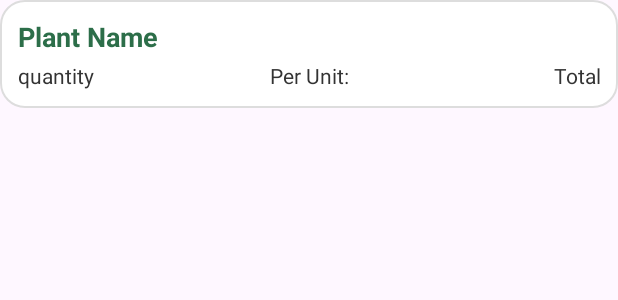
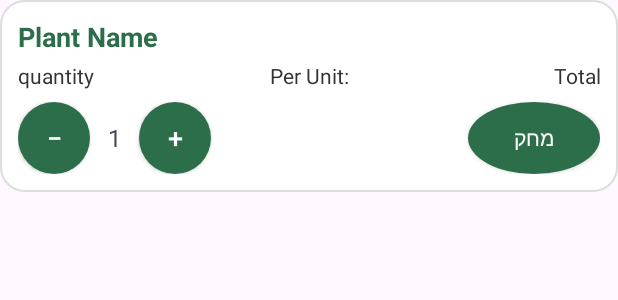
Before and after one commit to liadnave25/BUDapp, an Android app: the layout item_order.xml on its own in the app's theme, with its tools: preview values and no code run, on a phone screen of 412 x 824 dp. Shown: the top 300 px of the screen. Run offline under Robolectric (Android 15) with nearby library versions, the phone set to English and light mode, and no system bars.

Commit message:
"Final Verse"

```diff
--- a/app/src/main/java/com/example/bud/ValidationActivity.kt
+++ b/app/src/main/java/com/example/bud/ValidationActivity.kt
@@ -145,7 +145,7 @@ class ValidationActivity : AppCompatActivity() {
         val role = prefs.getString("role", "")
         val email = prefs.getString("email", "")
 
-        if (role == "nurseries") {
+        if (role == "managers") {
             val nurseryId = getSharedPreferences("BUD_PREFS", MODE_PRIVATE)
                 .getString("NURSERY_ID", null)
 
--- a/app/src/main/res/layout/activity_customer_orders.xml
+++ b/app/src/main/res/layout/activity_customer_orders.xml
@@ -3,6 +3,7 @@
     android:layout_width="match_parent"
     android:layout_height="match_parent"
     android:background="#F5FCD9"
+    android:fillViewport="true"
     android:padding="24dp">
 
     <LinearLayout
--- a/app/src/main/res/layout/item_order.xml
+++ b/app/src/main/res/layout/item_order.xml
@@ -15,6 +15,7 @@
         android:textColor="#2C6E49"
         android:textStyle="bold" />
 
+    <!-- שורת סיכום: תוויות כמות/מחיר ליחידה/סה״כ -->
     <LinearLayout
         android:layout_width="match_parent"
         android:layout_height="wrap_content"
@@ -48,4 +49,74 @@
             android:textColor="#333333" />
     </LinearLayout>
 
+    <!-- שורת פעולות: שינוי כמות ומחיקה -->
+    <LinearLayout
+        android:id="@+id/actionsRow"
+        android:layout_width="match_parent"
+        android:layout_height="wrap_content"
+        android:orientation="horizontal"
+        android:layout_marginTop="8dp"
+        android:gravity="center_vertical">
+
+        <!-- שינוי כמות -->
+        <LinearLayout
+            android:layout_width="0dp"
+            android:layout_height="wrap_content"
+            android:layout_weight="1"
+            android:orientation="horizontal"
+            android:gravity="start|center_vertical">
+
+            <androidx.appcompat.widget.AppCompatButton
+                android:id="@+id/btnDecrease"
+                android:layout_width="48dp"
+                android:layout_height="48dp"
+                android:minWidth="48dp"
+                android:minHeight="48dp"
+                android:text="−"
+                android:textSize="18sp"
+                android:textColor="@android:color/white"
+                android:background="@drawable/rounded_green_button"
+                android:backgroundTint="@null"
+                android:foregroundTint="@null"
+                android:contentDescription="@string/decrease_quantity" />
+
+            <TextView
+                android:id="@+id/qtyValue"
+                android:layout_width="wrap_content"
+                android:layout_height="wrap_content"
+                android:text="1"
+                android:textSize="16sp"
+                android:layout_marginHorizontal="12dp" />
+
+            <androidx.appcompat.widget.AppCompatButton
+                android:id="@+id/btnIncrease"
+                android:layout_width="48dp"
+                android:layout_height="48dp"
+                android:minWidth="48dp"
+                android:minHeight="48dp"
+                android:text="+"
+                android:textSize="18sp"
+                android:textColor="@android:color/white"
+                android:background="@drawable/rounded_green_button"
+                android:backgroundTint="@null"
+                android:foregroundTint="@null"
+                android:contentDescription="@string/increase_quantity" />
+
+        </LinearLayout>
+
+        <!-- מחיקה -->
+        <androidx.appcompat.widget.AppCompatButton
+            android:id="@+id/btnRemove"
+            android:layout_width="wrap_content"
+            android:layout_height="48dp"
+            android:minHeight="48dp"
+            android:paddingHorizontal="16dp"
+            android:text="@string/remove"
+            android:textColor="@android:color/white"
+            android:background="@drawable/rounded_green_button"
+            android:backgroundTint="@null"
+            android:foregroundTint="@null"
+            android:contentDescription="@string/remove" />
+    </LinearLayout>
+
 </LinearLayout>
--- a/app/src/main/res/values/colors.xml
+++ b/app/src/main/res/values/colors.xml
@@ -2,4 +2,6 @@
 <resources>
     <color name="black">#FF000000</color>
     <color name="white">#FFFFFFFF</color>
+    <color name="cartActionGreen">#4CAF50</color>
+    <color name="cartActionGreenDark">#388E3C</color>
 </resources>
--- a/app/src/main/res/values/strings.xml
+++ b/app/src/main/res/values/strings.xml
@@ -115,4 +115,7 @@
     <string name="plus">+</string>
     <string name="add">ADD</string>
     <string name="verify_email">Verify Email</string>
+    <string name="remove">מחק</string>
+    <string name="decrease_quantity">הקטן כמות</string>
+    <string name="increase_quantity">הגדל כמות</string>
 </resources>
```
Also changed, not shown: app/src/main/java/com/example/bud/CheckoutActivity.kt (+40 -15 lines), app/src/main/java/com/example/bud/CustomerViewNurseryPlantsActivity.kt (+6 -1 lines), app/src/main/java/com/example/bud/ManagerSignUpActivity.kt (+12 -8 lines), app/src/main/java/com/example/bud/dataclasses/CartManager.kt (+27 -1 lines), app/src/main/java/com/example/bud/dataclasses/OrderAdapter.kt (+59 -26 lines), 1 other file.
